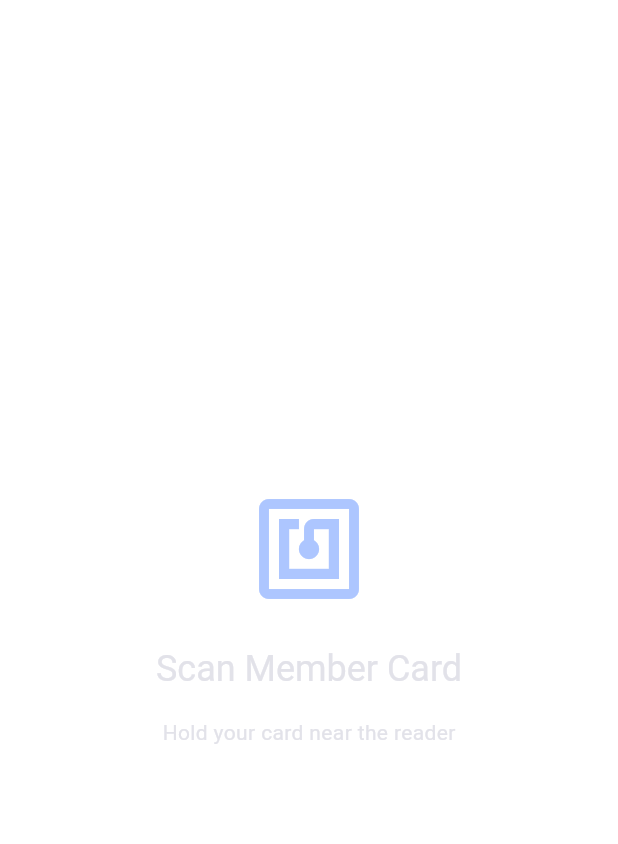
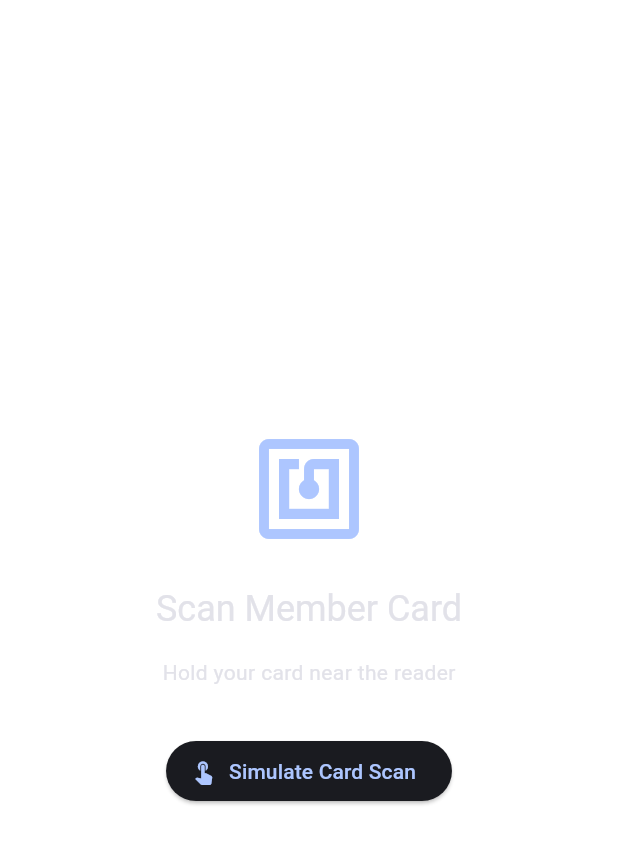
Before and after one commit to dgloeckner/clubbar, a Flutter app: the screen it shows after launch, on a phone screen of 412 x 824 dp. Shown: the top 844 px of the screen. Run offline on Flutter 3.47's test engine with Material 3 defaults, Android fonts, the phone set to English and light mode, and no system bars; our stand-ins replace drift, go_router, logger, sqflite_common_ffi; accounts and stored records are empty; generated files the repository leaves out were written again.

Commit message:
feat: add RFID card scan simulation for development
- Add 'Simulate Card Scan' button to IdleWaitingScreen for testing without hardware
- Update RfidProvider to accept MembersProvider dependency
- Wire RFID detection to automatically set selected member (triggers navigation)
- Add setSelectedMember() and setError() methods to MembersProvider
- Enable full app testing flow: idle → products → checkout → confirmation → idle

All 202 tests passing. Development feature for local testing of RFID flows.

```diff
--- a/terminal-frontend/lib/main.dart
+++ b/terminal-frontend/lib/main.dart
@@ -90,7 +90,7 @@ class RuderbarTerminalApp extends StatelessWidget {
         ChangeNotifierProvider<ProductsProvider>(create: (_) => productsProvider),
         ChangeNotifierProvider(create: (_) => CartProvider(service: cartService)),
         ChangeNotifierProvider<SyncProvider>(create: (_) => syncProvider),
-        ChangeNotifierProvider(create: (_) => RfidProvider(membersRepository)),
+        ChangeNotifierProvider(create: (_) => RfidProvider(membersRepository, membersProvider)),
       ],
       child: MaterialApp.router(
         title: AppConfig.appName,
--- a/terminal-frontend/lib/providers/rfid_provider.dart
+++ b/terminal-frontend/lib/providers/rfid_provider.dart
@@ -2,16 +2,18 @@ import 'package:flutter/foundation.dart';
 import 'package:ruderbar_terminal/database/database.dart';
 import 'package:ruderbar_terminal/repository/members_repository.dart';
 import 'package:ruderbar_terminal/services/mock_rfid_service.dart';
+import 'package:ruderbar_terminal/providers/members_provider.dart';
 
 class RfidProvider extends ChangeNotifier {
   final MockRfidService _rfidService = MockRfidService();
   final MembersRepository _membersRepository;
+  final MembersProvider _membersProvider;
 
   MembersCacheData? _detectedMember;
   bool _isScanning = false;
   String? _error;
 
-  RfidProvider(this._membersRepository);
+  RfidProvider(this._membersRepository, this._membersProvider);
 
   MembersCacheData? get detectedMember => _detectedMember;
   bool get isScanning => _isScanning;
@@ -29,6 +31,7 @@ class RfidProvider extends ChangeNotifier {
       if (mockMember == null) {
         _error = 'Unknown card';
         _detectedMember = null;
+        _membersProvider.setError('Unknown card');
       } else {
         // Look up in local cache (should exist from sync)
         final (member, error) =
@@ -37,15 +40,19 @@ class RfidProvider extends ChangeNotifier {
         if (member != null) {
           _detectedMember = member;
           _error = null;
+          // Set as selected member in MembersProvider (triggers navigation to /products)
+          _membersProvider.setSelectedMember(member);
         } else {
           // If not in cache, return error
           _error = error ?? 'Member not found in cache';
           _detectedMember = null;
+          _membersProvider.setError(_error!);
         }
       }
     } catch (e) {
       _error = 'Error: $e';
       _detectedMember = null;
+      _membersProvider.setError(_error!);
     }
 
     _isScanning = false;
--- a/terminal-frontend/lib/screens/idle_waiting_screen.dart
+++ b/terminal-frontend/lib/screens/idle_waiting_screen.dart
@@ -1,6 +1,7 @@
 import 'package:flutter/material.dart';
 import 'package:provider/provider.dart';
 import 'package:ruderbar_terminal/providers/members_provider.dart';
+import 'package:ruderbar_terminal/providers/rfid_provider.dart';
 
 class IdleWaitingScreen extends StatelessWidget {
   const IdleWaitingScreen({Key? key}) : super(key: key);
@@ -60,6 +61,16 @@ class IdleWaitingScreen extends StatelessWidget {
                 'Hold your card near the reader',
                 style: Theme.of(context).textTheme.bodyMedium,
               ),
+              const SizedBox(height: 32),
+              // Test button for mock RFID detection (development only)
+              ElevatedButton.icon(
+                onPressed: () async {
+                  final rfidProvider = context.read<RfidProvider>();
+                  await rfidProvider.simulateCardDetection();
+                },
+                icon: const Icon(Icons.touch_app),
+                label: const Text('Simulate Card Scan'),
+              ),
             ],
           ),
         );
```
Also changed, not shown: terminal-frontend/lib/providers/members_provider.dart (+15 -0 lines), 7 other files.
